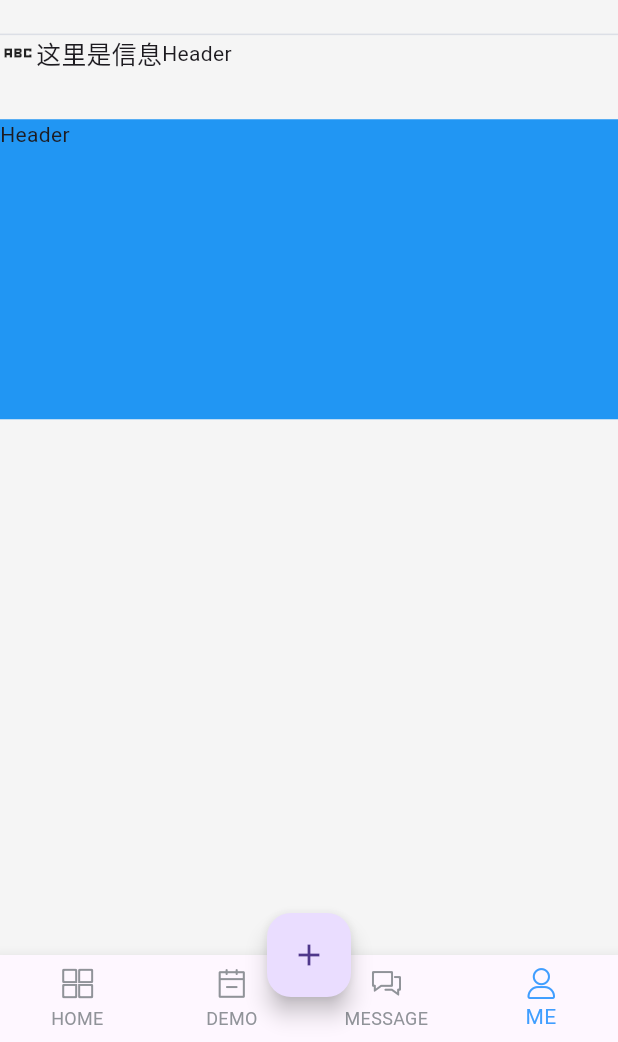
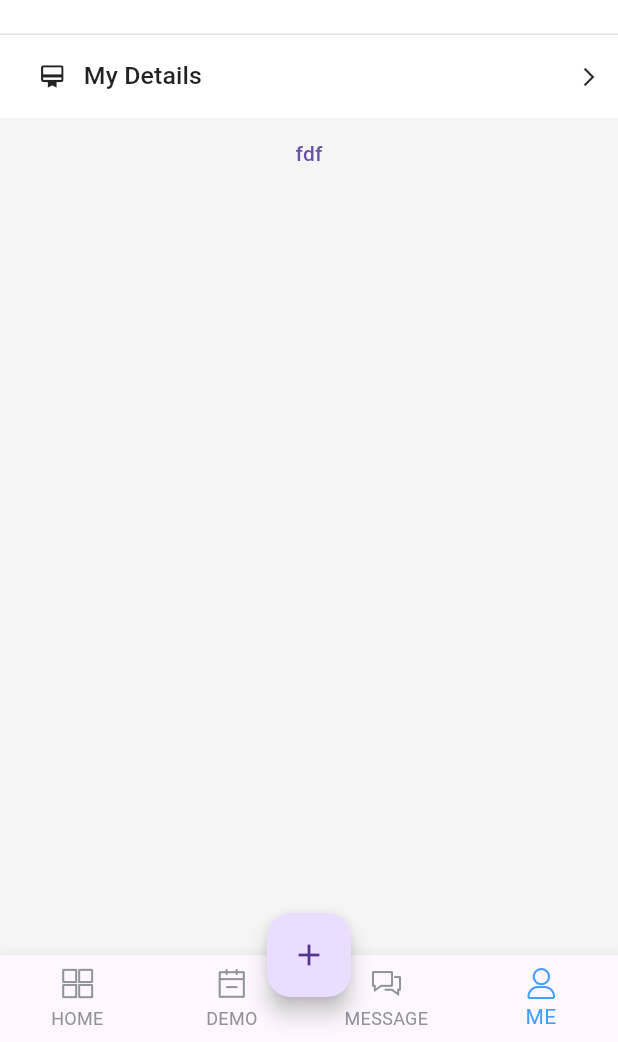
Before and after one commit to ycx211314/codery_app, a Flutter app: the screen it shows after launch, swiped to page 4, on a phone screen of 412 x 824 dp, the part 194-1236 px from its top. Run offline on Flutter 3.47's test engine with Material 3 defaults, Android fonts, the phone set to English and light mode, and no system bars; our stand-ins replace auto_route, dio, flutter_screenutil; missing offline and left inert: dart:ffi.

Commit message:
✨ feat: 个人页面开发

```diff
--- a/lib/pages/application/application_page.dart
+++ b/lib/pages/application/application_page.dart
@@ -1,7 +1,7 @@
 import 'package:auto_route/annotations.dart';
 import 'package:codery/common/icons/iconfont.dart';
 import 'package:codery/pages/demo/demo_page.dart';
-import 'package:codery/pages/profile/me_page.dart';
+import 'package:codery/pages/profile/profile_page.dart';
 import 'package:flutter/material.dart';
 
 /* cSpell:disable */
--- a/lib/pages/profile/me_page.dart
+++ b/lib/pages/profile/profile_page.dart
@@ -1,4 +1,5 @@
 import 'package:auto_route/annotations.dart';
+import 'package:codery/pages/profile/widgets/cell.dart';
 import 'package:flutter/material.dart';
 import 'package:flutter/services.dart';
 import 'package:flutter_screenutil/flutter_screenutil.dart';
@@ -9,7 +10,8 @@ class ProfilePage extends StatelessWidget {
 
   //头部
   Widget _buildHeader(context) {
-    return SizedBox(
+    return Container(
+      color: Colors.white,
       height: 165.h,
       child: Row(
         mainAxisAlignment: MainAxisAlignment.start,
@@ -56,30 +58,19 @@ class ProfilePage extends StatelessWidget {
 
   //第一个区域
   Widget _buildCells(context) {
-    return Row(
-      children: [
-        SizedBox(
-          height: 61.h,
-          child: Column(
-            children: [
-              Row(
-                children: [
-                  const Icon(Icons.abc_sharp),
-                  Text(
-                    "这里是信息",
-                    style: TextStyle(fontSize: 18.sp),
-                  ),
-                  const Text("Header"),
-                ],
-              ),
-            ],
+    return Container(
+      color: Colors.white,
+      child: CellWidget(
+          isArrowVisible: true,
+          rightPadding: 0.w,
+          leftWidget: const Icon(
+            Icons.card_membership,
+            color: Colors.black87,
           ),
-        ),
-        Divider(
-          height: 5.h,
-          color: Colors.red,
-        ),
-      ],
+          title: Text(
+            "My Details",
+            style: TextStyle(fontSize: 18.sp, color: Colors.black87),
+          )),
     );
   }
 
@@ -88,7 +79,6 @@ class ProfilePage extends StatelessWidget {
     return Container(
       height: 200,
       color: Colors.blue,
-      child: const Text("Header"),
     );
   }
 
@@ -108,7 +98,10 @@ class ProfilePage extends StatelessWidget {
               height: 1,
             ),
             _buildCells(context),
-            _buildSecondArea(context),
+            TextButton(onPressed: () {}, child: const Text("fdf")),
+            // const CellWidget(
+            //     title: Text("hfef"), isArrowVisible: true, rightPadding: 0),
+            // _buildSecondArea(context),
           ],
         ),
       ),
--- /dev/null
+++ b/lib/pages/profile/widgets/cell.dart
@@ -0,0 +1,83 @@
+import 'dart:ffi';
+
+import 'package:flutter/material.dart';
+import 'package:flutter_screenutil/flutter_screenutil.dart';
+
+class CellWidget extends StatelessWidget {
+  final VoidCallback? onPressed;
+  final Widget? title;
+  final Widget? rightWidget;
+  final Widget? subtitle;
+  final Widget? leftWidget;
+  final bool isArrowVisible;
+  final double? rightPadding;
+  final Color? subtitleColor;
+  final double? height;
+  final bool? isSeparatorVisible;
+
+  const CellWidget(
+      {super.key,
+      this.onPressed,
+      this.title,
+      this.rightWidget,
+      this.subtitle,
+      this.leftWidget,
+      required this.isArrowVisible,
+      required this.rightPadding,
+      this.subtitleColor,
+      this.height,
+      this.isSeparatorVisible});
+  Widget buildContent(BuildContext context) {
+    return Column(
+      children: [
+        Expanded(
+          child: Row(
+            crossAxisAlignment: CrossAxisAlignment.center,
+            children: [
+              if (leftWidget != null) leftWidget!,
+              SizedBox(width: 12.w),
+              if (title != null) title!,
+              Expanded(
+                child: (subtitle != null) ? subtitle! : const SizedBox(),
+              ),
+              if (rightWidget != null)
+                Expanded(
+                    child: Align(
+                        alignment: Alignment.centerRight, child: rightWidget!)),
+              SizedBox(width: isArrowVisible ? 12.w : rightPadding),
+              if (isArrowVisible)
+                Icon(Icons.arrow_forward_ios,
+                    color: Colors.black87, size: 16.sp),
+            ],
+          ),
+        ),
+      ],
+    );
+  }
+
+  @override
+  Widget build(BuildContext context) {
+    return SizedBox(
+      height: height ?? 60.h,
+      child: TextButton(
+        onPressed: onPressed,
+        style: TextButton.styleFrom(
+          shape:
+              RoundedRectangleBorder(borderRadius: BorderRadius.circular(4.w)),
+          padding: EdgeInsets.fromLTRB(26.w, 0, 12.w, 0), // 设置内边距为0
+        ),
+        child: Column(
+          mainAxisAlignment: MainAxisAlignment.end,
+          crossAxisAlignment: CrossAxisAlignment.stretch,
+          children: [
+            Expanded(
+              child: Container(
+                child: buildContent(context),
+              ),
+            ),
+          ],
+        ),
+      ),
+    );
+  }
+}
--- a/lib/routes/app_router.dart
+++ b/lib/routes/app_router.dart
@@ -1,7 +1,7 @@
 import 'package:auto_route/auto_route.dart';
 import 'package:codery/pages/application/application_page.dart';
 import 'package:codery/pages/demo/demo_page.dart';
-import 'package:codery/pages/profile/me_page.dart';
+import 'package:codery/pages/profile/profile_page.dart';
 import 'package:codery/pages/sample/sliver_app_bar_demo_page.dart';
 import 'package:codery/pages/sign_in/sign_in_page.dart';
 import 'package:codery/routes/auth_guard.dart';
```
Also changed, not shown: lib/pages/me/me_page.dart (added, +99 -0 lines), lib/pages/profile/widgets/profile_header.dart (added).
